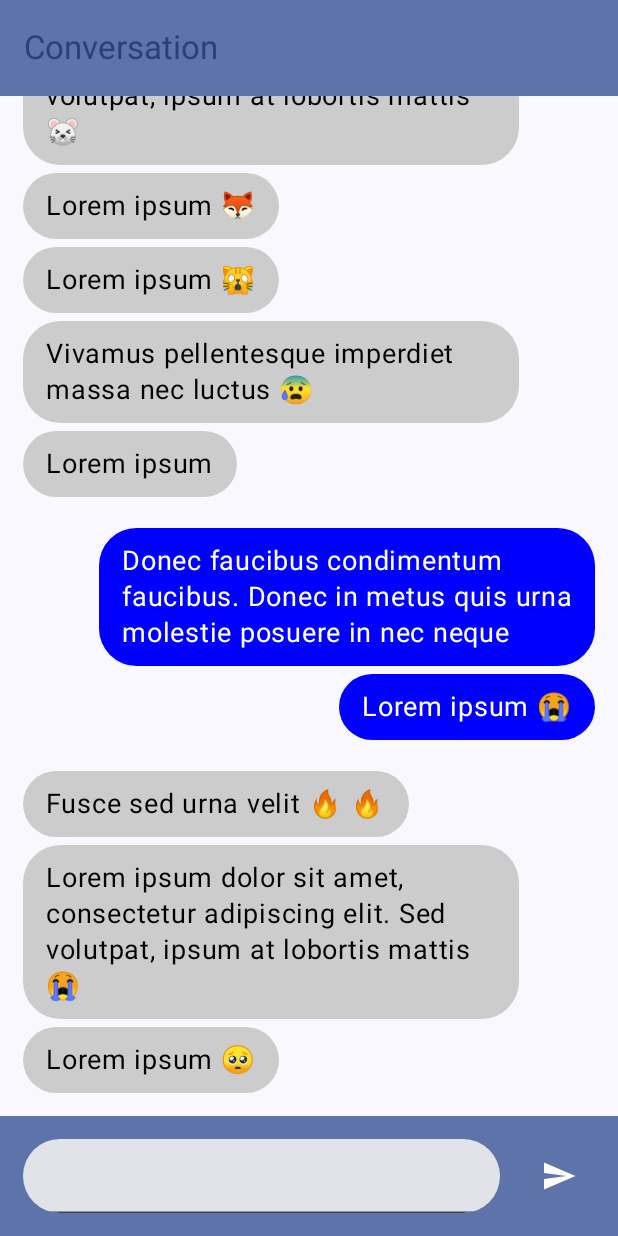
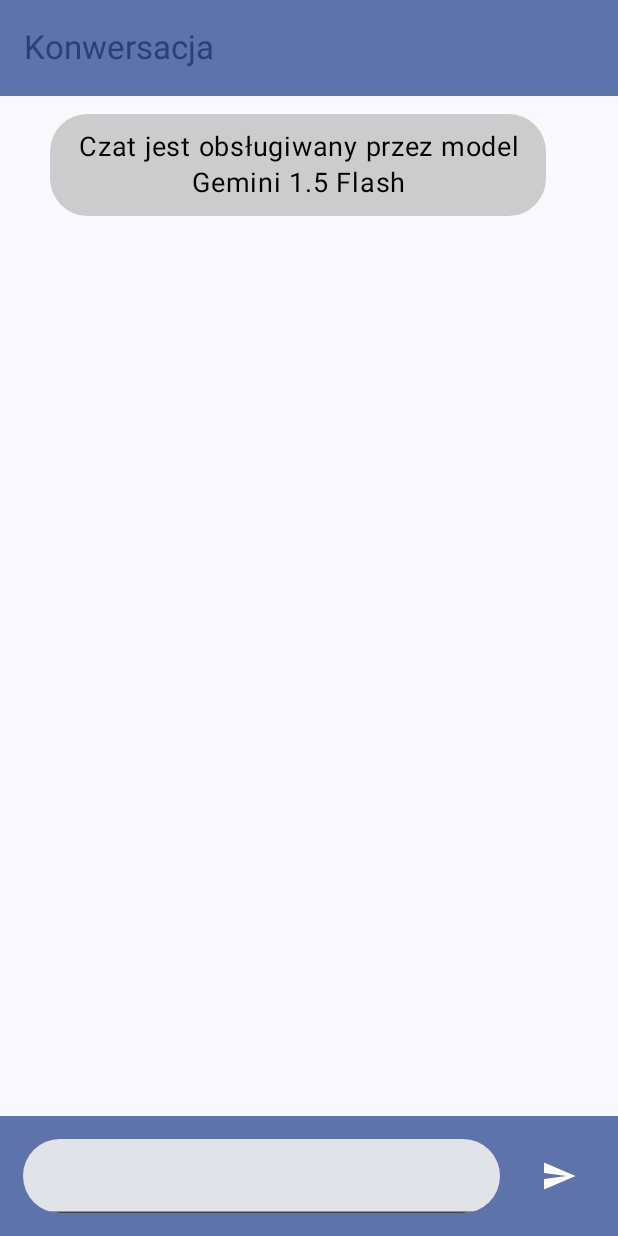
Before and after one commit to user17359/assistant, an Android app built with Jetpack Compose: the screen it shows after launch (MainActivity), on a phone screen of 412 x 824 dp. Run offline under Robolectric (Android 15) with nearby library versions, the phone set to English and light mode, and no system bars; 1 statement that could not run was skipped.

Commit message:
Working VertexAI integration for Gemini model

```diff
--- a/app/src/main/AndroidManifest.xml
+++ b/app/src/main/AndroidManifest.xml
@@ -28,5 +28,5 @@
             </intent-filter>
         </activity>
     </application>
-
+    <uses-permission android:name="android.permission.INTERNET" />
 </manifest>
--- a/app/src/main/java/com/example/assistant/data/Message.kt
+++ b/app/src/main/java/com/example/assistant/data/Message.kt
@@ -1,6 +1,12 @@
 package com.example.assistant.data
+
+enum class Sender {
+    USER,
+    MODEL,
+    SYSTEM
+}
 
 data class Message(
     val content: String,
-    val user: Boolean
+    val user: Sender
 )
--- a/app/src/main/java/com/example/assistant/data/MockData.kt
+++ b/app/src/main/java/com/example/assistant/data/MockData.kt
@@ -1,20 +1,5 @@
 package com.example.assistant.data
 
 val mockData: List<Message> = listOf(
-    Message("Lorem ipsum \uD83E\uDD7A", false),
-    Message("Lorem ipsum dolor sit amet, consectetur adipiscing elit. Sed volutpat, ipsum at lobortis mattis \uD83D\uDE2D", false),
-    Message("Fusce sed urna velit \uD83D\uDD25 \uD83D\uDD25", false),
-    Message("Lorem ipsum \uD83D\uDE2D", true),
-    Message("Donec faucibus condimentum faucibus. Donec in metus quis urna molestie posuere in nec neque", true),
-    Message("Lorem ipsum", false),
-    Message("Vivamus pellentesque imperdiet massa nec luctus \uD83D\uDE30", false),
-    Message("Lorem ipsum \uD83D\uDE40", false),
-    Message("Lorem ipsum \uD83E\uDD8A", false),
-    Message("Lorem ipsum dolor sit amet, consectetur adipiscing elit. Sed volutpat, ipsum at lobortis mattis \uD83D\uDC2D", false),
-    Message("Fusce sed urna velit \uD83D\uDC77", false),
-    Message("Lorem ipsum \uD83D\uDED1\uD83D\uDED1\uD83D\uDED1", true),
-    Message("Donec faucibus condimentum faucibus. Donec in metus quis urna molestie posuere in nec neque", true),
-    Message("Lorem ipsum \uD83D\uDEA7", false),
-    Message("Vivamus pellentesque imperdiet massa nec luctus", false),
-    Message("Lorem ipsum", false),
+    Message("Czat jest obsługiwany przez model Gemini 1.5 Flash", Sender.SYSTEM)
 )
--- a/app/src/main/java/com/example/assistant/elements/ChatBubble.kt
+++ b/app/src/main/java/com/example/assistant/elements/ChatBubble.kt
@@ -28,7 +28,8 @@ import androidx.compose.ui.unit.sp
 fun ChatBubble(message: String = "",
                color: Color = Color.LightGray,
                textColor: Color = Color.Black,
-               maxWidth: Dp = 300.dp){
+               maxWidth: Dp = 300.dp,
+               textAlign: TextAlign = TextAlign.Start){
 
     val cornerRadius = 25.dp
     val padding = PaddingValues(15.dp, 10.dp)
@@ -46,7 +47,7 @@ fun ChatBubble(message: String = "",
                         .widthIn(0.dp, maxWidth),
             text = message,
             color = textColor,
-            textAlign = TextAlign.Start,
+            textAlign = textAlign,
             fontSize = 18.sp
         )
     }
--- a/app/src/main/java/com/example/assistant/repositories/ModelRepository.kt
+++ b/app/src/main/java/com/example/assistant/repositories/ModelRepository.kt
@@ -1,10 +1,23 @@
 package com.example.assistant.repositories
 
+import android.util.Log
+import com.example.assistant.BuildConfig
 import com.example.assistant.data.Message
-import com.example.assistant.BuildConfig
-import com.google.ai.client.generativeai.GenerativeModel
-import com.google.ai.client.generativeai.type.content
-import com.google.ai.client.generativeai.type.generationConfig
+import com.example.assistant.data.Sender
+import com.example.assistant.json.GeminiResponseSerializable
+import io.ktor.client.HttpClient
+import io.ktor.client.call.body
+import io.ktor.client.engine.cio.CIO
+import io.ktor.client.plugins.auth.Auth
+import io.ktor.client.plugins.auth.providers.BearerTokens
+import io.ktor.client.plugins.auth.providers.bearer
+import io.ktor.client.plugins.contentnegotiation.ContentNegotiation
+import io.ktor.client.request.post
+import io.ktor.client.request.setBody
+import io.ktor.http.HttpHeaders
+import io.ktor.http.HttpStatusCode
+import io.ktor.http.headers
+import io.ktor.serialization.kotlinx.json.json
 
 interface ModelRepository {
     suspend fun generateResponse(message: Message): Message
@@ -12,27 +25,83 @@ interface ModelRepository {
 
 class GeminiModelRepository : ModelRepository {
 
-    val model = GenerativeModel(
-        "gemini-1.5-flash",
-        // Retrieve API key as an environmental variable defined in a Build Configuration
-        // see https://github.com/google/secrets-gradle-plugin for further instructions
-        BuildConfig.GEMINI_API_KEY,
-        generationConfig = generationConfig {
-            temperature = 1f
-            topK = 64
-            topP = 0.95f
-            maxOutputTokens = 8192
-            responseMimeType = "text/plain"
-        },
-        // safetySettings = Adjust safety settings
-        // See https://ai.google.dev/gemini-api/docs/safety-settings
-        systemInstruction = content { text("Jesteś wykwalifikowaną osobą pomagającą dziecku z otyłością.\n\nOdpisuj krótkimi wiadomościami, maksymalnie 1 paragraf") },
-    )
-
-    val chat = model.startChat()
+    private val client = HttpClient(CIO){
+        install(Auth) {
+            bearer {
+                loadTokens {
+                    BearerTokens(BuildConfig.GEMINI_API_KEY, null)
+                }
+            }
+        }
+        install(ContentNegotiation){
+            json()
+        }
+    }
 
     override suspend fun generateResponse(message: Message): Message {
-        val response = chat.sendMessage(message.content)
-        return Message(response.text ?: "Gemini failed to operate", false)
+        Log.i("miau", "generating response...")
+        val response = client.post(BuildConfig.GEMINI_URL){
+            headers {
+               append(HttpHeaders.ContentType, "application/json")
+            }
+            setBody(
+               "{\n" +
+                       "    \"contents\": [\n" +
+                       "        {\n" +
+                       "            \"role\": \"user\",\n" +
+                       "            \"parts\": [\n" +
+                       "                {\n" +
+                       "                    \"text\": \"" + message.content + "\"\n" +
+                       "                },\n" +
+                       "            ]\n" +
+                       "        }\n" +
+                       "    ],\n" +
+                       "    \"systemInstruction\": {\n" +
+                       "      \"parts\": [\n" +
+                       "        {\n" +
+                       "            \"text\": \"Jesteś wykwalifikowaną osobą pomagającą dziecku z otyłością.\\n\\nOdpisuj krótkimi wiadomościami, maksymalnie 1 paragraf\"\n" +
+                       "        },\n" +
+                       "      ]\n" +
+                       "    },\n" +
+                       "    \"generationConfig\": {\n" +
+                       "        \"maxOutputTokens\": 8192,\n" +
+                       "        \"temperature\": 1,\n" +
+                       "        \"topP\": 0.95,\n" +
+                       "    },\n" +
+                       "    \"safetySettings\": [\n" +
+                       "        {\n" +
+                       "            \"category\": \"HARM_CATEGORY_HATE_SPEECH\",\n" +
+                       "            \"threshold\": \"BLOCK_MEDIUM_AND_ABOVE\"\n" +
+                       "        },\n" +
+                       "        {\n" +
+                       "            \"category\": \"HARM_CATEGORY_DANGEROUS_CONTENT\",\n" +
+                       "            \"threshold\": \"BLOCK_MEDIUM_AND_ABOVE\"\n" +
+                       "        },\n" +
+                       "        {\n" +
+                       "            \"category\": \"HARM_CATEGORY_SEXUALLY_EXPLICIT\",\n" +
+                       "            \"threshold\": \"BLOCK_MEDIUM_AND_ABOVE\"\n" +
+                       "        },\n" +
+                       "        {\n" +
+                       "            \"category\": \"HARM_CATEGORY_HARASSMENT\",\n" +
+                       "            \"threshold\": \"BLOCK_MEDIUM_AND_ABOVE\"\n" +
+                       "        }\n" +
+                       "    ],\n" +
+                       "}"
+            )
+        }
+
+        if(response.status == HttpStatusCode.OK) {
+            val geminiResponse: List<GeminiResponseSerializable> = response.body()
+
+            var stringResponse = ""
+
+            for (r in geminiResponse)
+                stringResponse += r.candidates[0].content.parts[0].text
+
+            return Message(stringResponse.dropLast(1), Sender.MODEL)
+        }
+        else{
+            return Message("Błąd " + response.status.toString() + " Gemini", Sender.MODEL)
+        }
     }
 }
--- a/app/src/main/java/com/example/assistant/screens/ChatScreen.kt
+++ b/app/src/main/java/com/example/assistant/screens/ChatScreen.kt
@@ -9,24 +9,22 @@ import androidx.compose.foundation.layout.Spacer
 import androidx.compose.foundation.layout.fillMaxSize
 import androidx.compose.foundation.layout.fillMaxWidth
 import androidx.compose.foundation.layout.height
+import androidx.compose.foundation.layout.imePadding
 import androidx.compose.foundation.layout.padding
 import androidx.compose.foundation.layout.wrapContentHeight
 import androidx.compose.foundation.lazy.LazyColumn
+import androidx.compose.foundation.lazy.items
+import androidx.compose.foundation.shape.RoundedCornerShape
 import androidx.compose.material3.ExperimentalMaterial3Api
+import androidx.compose.material3.Icon
+import androidx.compose.material3.IconButton
 import androidx.compose.material3.MaterialTheme
 import androidx.compose.material3.Scaffold
 import androidx.compose.material3.Text
+import androidx.compose.material3.TextField
 import androidx.compose.material3.TopAppBar
 import androidx.compose.material3.TopAppBarDefaults
 import androidx.compose.runtime.Composable
-import androidx.compose.ui.Modifier
-import androidx.compose.ui.graphics.Color
-import androidx.compose.ui.unit.dp
-import androidx.compose.foundation.lazy.items
-import androidx.compose.foundation.shape.RoundedCornerShape
-import androidx.compose.material3.Icon
-import androidx.compose.material3.IconButton
-import androidx.compose.material3.TextField
 import androidx.compose.runtime.LaunchedEffect
 import androidx.compose.runtime.getValue
 import androidx.compose.runtime.mutableStateOf
@@ -34,12 +32,17 @@ import androidx.compose.runtime.remember
 import androidx.compose.runtime.rememberCoroutineScope
 import androidx.compose.runtime.setValue
 import androidx.compose.ui.Alignment
+import androidx.compose.ui.Modifier
 import androidx.compose.ui.draw.clip
+import androidx.compose.ui.graphics.Color
 import androidx.compose.ui.res.painterResource
+import androidx.compose.ui.text.style.TextAlign
 import androidx.compose.ui.tooling.preview.Preview
+import androidx.compose.ui.unit.dp
 import androidx.lifecycle.viewmodel.compose.viewModel
 import com.example.assistant.R
 import com.example.assistant.data.Message
+import com.example.assistant.data.Sender
 import com.example.assistant.elements.ChatBubble
 import com.example.assistant.viewModel.ChatViewModel
 import kotlinx.coroutines.Dispatchers
@@ -60,7 +63,7 @@ fun ChatScreen(chatViewModel: ChatViewModel){
         }
     }
 
-    var last: Boolean? = null
+    var last: Sender? = null
     var text by remember { mutableStateOf("") }
 
     val messageHistory by chatViewModel.conversationHistory
@@ -72,7 +75,7 @@ fun ChatScreen(chatViewModel: ChatViewModel){
                 titleContentColor = MaterialTheme.colorScheme.primary,
             ),
             title = {
-                Text("Conversation")
+                Text("Konwersacja")
             }
         )}
     ) { innerPadding ->
@@ -84,7 +87,10 @@ fun ChatScreen(chatViewModel: ChatViewModel){
             Column {
                 LazyColumn(
                     modifier = Modifier
-                        .weight(1f),
+                        .weight(1f)
+                        .fillMaxSize()
+                        .imePadding()
+                        .padding(top = 12.dp),
                     verticalArrangement = Arrangement.spacedBy(5.dp),
                     reverseLayout = true
                 ) {
@@ -92,7 +98,8 @@ fun ChatScreen(chatViewModel: ChatViewModel){
                         if (last != null && last != message.user) {
                             Spacer(modifier = Modifier.height(15.dp))
                         }
-                        if (message.user) {
+                        when (message.user) {
+                            Sender.USER -> {
                                 Row(
                                     modifier = Modifier
                                         .fillMaxWidth()
@@ -105,7 +112,23 @@ fun ChatScreen(chatViewModel: ChatViewModel){
                                         textColor = Color.White
                                     )
                                 }
-                        } else {
+                            }
+                            Sender.SYSTEM -> {
+                                Row(
+                                    modifier = Modifier
+                                        .fillMaxWidth()
+                                        .padding(end = 15.dp),
+                                    horizontalArrangement = Arrangement.Center
+                                ) {
+                                    ChatBubble(
+                                        message.content,
+                                        color = Color.LightGray,
+                                        textColor = Color.Black,
+                                        textAlign = TextAlign.Center
+                                    )
+                                }
+                            }
+                            else -> {
                                 Row(
                                     modifier = Modifier
                                         .fillMaxWidth()
@@ -117,6 +140,7 @@ fun ChatScreen(chatViewModel: ChatViewModel){
                                         color = Color.LightGray,
                                         textColor = Color.Black
                                     )
+                                }
                             }
                         }
                         last = message.user
@@ -144,10 +168,9 @@ fun ChatScreen(chatViewModel: ChatViewModel){
                         enabled = (text != ""),
                         onClick = {
                             coroutineScope.launch {
-                                withContext(Dispatchers.IO){
-                                    chatViewModel.addMessage(Message(text, true))
+                                val sendText = text
                                 text = ""
-                                }
+                                chatViewModel.addMessage(Message(sendText, Sender.USER))
                             }
                         }
                     ) {
@@ -165,7 +188,7 @@ fun ChatScreen(chatViewModel: ChatViewModel){
 
 @Preview
 @Composable
-fun previewChatScreen()
+fun PreviewChatScreen()
 {
     ChatScreen(viewModel())
 }
--- a/app/src/main/java/com/example/assistant/viewModel/ChatViewModel.kt
+++ b/app/src/main/java/com/example/assistant/viewModel/ChatViewModel.kt
@@ -5,6 +5,7 @@ import androidx.compose.runtime.State
 import androidx.compose.runtime.mutableStateOf
 import androidx.lifecycle.ViewModel
 import com.example.assistant.data.Message
+import com.example.assistant.data.Sender
 import com.example.assistant.repositories.ChatRepository
 import com.example.assistant.repositories.GeminiModelRepository
 import com.example.assistant.repositories.LocalChatRepository
@@ -23,7 +24,7 @@ class ChatViewModel(
 
     suspend fun addMessage(message: Message) {
         chatRepository.addMessage(message)
-        if(message.user) {
+        if(message.user == Sender.USER) {
             chatResponse(message)
         }
     }
```
Also changed, not shown: app/build.gradle.kts (+7 -2 lines), app/src/main/java/com/example/assistant/json/CandidateSerializable.kt (added, +10 -0 lines), app/src/main/java/com/example/assistant/json/ContentSerializable.kt (added, +10 -0 lines), app/src/main/java/com/example/assistant/json/GeminiResponseSerializable.kt (added, +9 -0 lines), app/src/main/java/com/example/assistant/json/MetadataSerializable.kt (added, +10 -0 lines), app/src/main/java/com/example/assistant/json/PartSerializable.kt (added, +8 -0 lines), app/src/main/java/com/example/assistant/json/SafetySerializable.kt (added, +12 -0 lines), gradle/libs.versions.toml (+14 -0 lines). Lines whose indentation alone changed are shown as unchanged.
